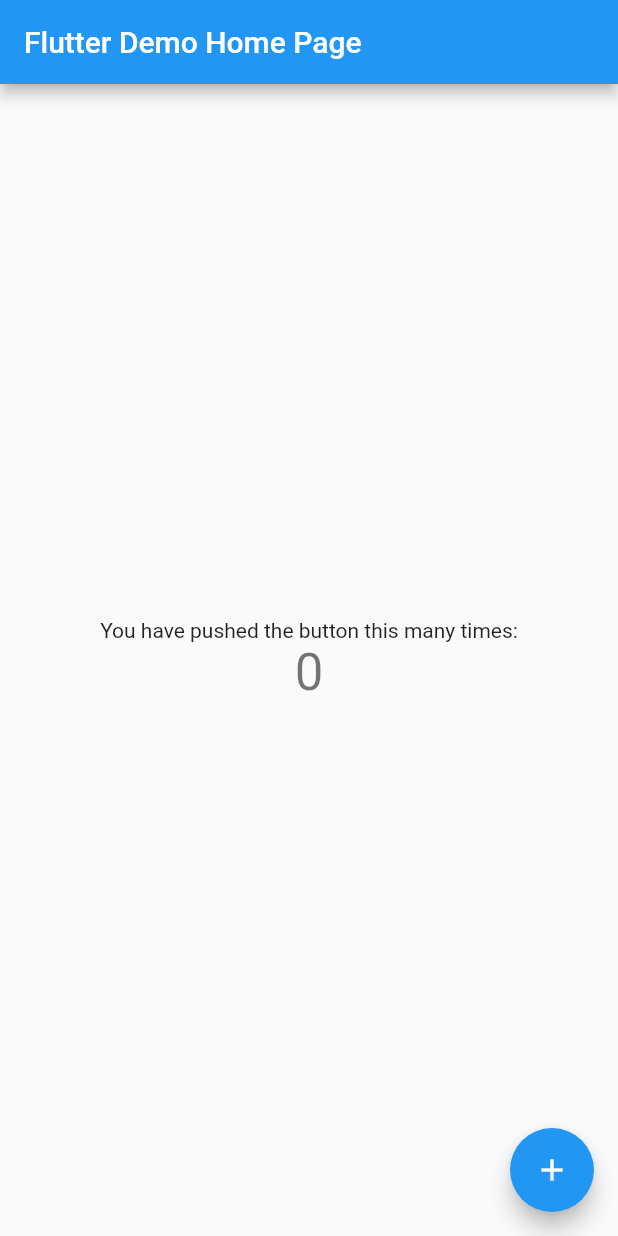
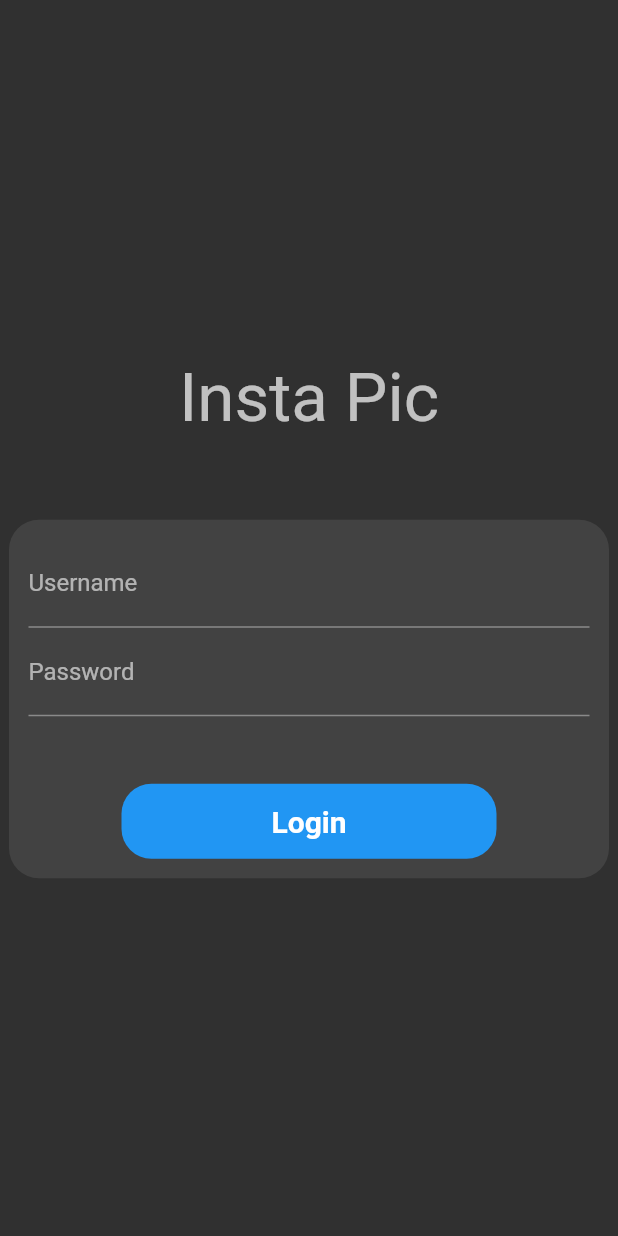
Before and after one commit to cmj0121/InstaPic, a Flutter app: the screen it shows after launch, on a phone screen of 412 x 824 dp. Run offline on Flutter 3.47's test engine with Material 2 defaults, Android fonts, the phone set to English and light mode, and no system bars.

Commit message:
[Frontend] first page - login
	create the login page

		- default: darktheme
		- logiin page with username/password

```diff
--- a/frontend/lib/main.dart
+++ b/frontend/lib/main.dart
@@ -1,113 +1,89 @@
 import 'package:flutter/material.dart';
 
-void main() {
-  runApp(MyApp());
-}
+void main() => runApp( InstaPicApp() );
 
-class MyApp extends StatelessWidget {
-  // This widget is the root of your application.
+// the main widget of the InstaPic
+class InstaPicApp extends StatelessWidget {
   @override
   Widget build(BuildContext context) {
     return MaterialApp(
-      title: 'Flutter Demo',
-      theme: ThemeData(
-        // This is the theme of your application.
-        //
-        // Try running your application with "flutter run". You'll see the
-        // application has a blue toolbar. Then, without quitting the app, try
-        // changing the primarySwatch below to Colors.green and then invoke
-        // "hot reload" (press "r" in the console where you ran "flutter run",
-        // or simply save your changes to "hot reload" in a Flutter IDE).
-        // Notice that the counter didn't reset back to zero; the application
-        // is not restarted.
-        primarySwatch: Colors.blue,
-      ),
-      home: MyHomePage(title: 'Flutter Demo Home Page'),
+      title: 'InstaPic',
+      theme: ThemeData.dark(),
+      home: InstaPic(),
     );
   }
 }
 
-class MyHomePage extends StatefulWidget {
-  MyHomePage({Key? key, required this.title}) : super(key: key);
-
-  // This widget is the home page of your application. It is stateful, meaning
-  // that it has a State object (defined below) that contains fields that affect
-  // how it looks.
-
-  // This class is the configuration for the state. It holds the values (in this
-  // case the title) provided by the parent (in this case the App widget) and
-  // used by the build method of the State. Fields in a Widget subclass are
-  // always marked "final".
-
-  final String title;
-
+class InstaPic extends StatefulWidget {
   @override
-  _MyHomePageState createState() => _MyHomePageState();
+  _InstaPicState createState() => _InstaPicState();
 }
 
-class _MyHomePageState extends State<MyHomePage> {
-  int _counter = 0;
-
-  void _incrementCounter() {
-    setState(() {
-      // This call to setState tells the Flutter framework that something has
-      // changed in this State, which causes it to rerun the build method below
-      // so that the display can reflect the updated values. If we changed
-      // _counter without calling setState(), then the build method would not be
-      // called again, and so nothing would appear to happen.
-      _counter++;
-    });
-  }
-
+class _InstaPicState extends State<InstaPic> {
   @override
   Widget build(BuildContext context) {
-    // This method is rerun every time setState is called, for instance as done
-    // by the _incrementCounter method above.
-    //
-    // The Flutter framework has been optimized to make rerunning build methods
-    // fast, so that you can just rebuild anything that needs updating rather
-    // than having to individually change instances of widgets.
     return Scaffold(
-      appBar: AppBar(
-        // Here we take the value from the MyHomePage object that was created by
-        // the App.build method, and use it to set our appbar title.
-        title: Text(widget.title),
-      ),
       body: Center(
-        // Center is a layout widget. It takes a single child and positions it
-        // in the middle of the parent.
+        child: Container(
+          width: 400,
+          height: 600,
           child: Column(
-          // Column is also a layout widget. It takes a list of children and
-          // arranges them vertically. By default, it sizes itself to fit its
-          // children horizontally, and tries to be as tall as its parent.
-          //
-          // Invoke "debug painting" (press "p" in the console, choose the
-          // "Toggle Debug Paint" action from the Flutter Inspector in Android
-          // Studio, or the "Toggle Debug Paint" command in Visual Studio Code)
-          // to see the wireframe for each widget.
-          //
-          // Column has various properties to control how it sizes itself and
-          // how it positions its children. Here we use mainAxisAlignment to
-          // center the children vertically; the main axis here is the vertical
-          // axis because Columns are vertical (the cross axis would be
-          // horizontal).
+            crossAxisAlignment: CrossAxisAlignment.center,
             mainAxisAlignment: MainAxisAlignment.center,
             children: <Widget>[
               Text(
-              'You have pushed the button this many times:',
+                'Insta Pic',
+                style: Theme.of(context).textTheme.headline3,
               ),
-            Text(
-              '$_counter',
-              style: Theme.of(context).textTheme.headline4,
+              SizedBox(height: 55.0),
+              Container(
+                padding: const EdgeInsets.all(13.0),
+                decoration: BoxDecoration(
+                  color: Colors.grey[800],
+                  borderRadius: BorderRadius.circular(20),
+                ),
+                child: Column(
+                  children: <Widget>[
+                    TextField(
+                      decoration: InputDecoration(
+                        labelText: 'Username',
+                        hintText: 'Carol',
+                      ),
+                    ),
+                    TextField(
+                      obscureText: true,
+                      decoration: InputDecoration(
+                        labelText: 'Password',
+                      ),
+                    ),
+                    SizedBox(height: 45.0),
+                    Container(
+                      height: 50,
+                      width: 250,
+                      decoration: BoxDecoration(
+                        color: Colors.blue,
+                        borderRadius: BorderRadius.circular(20),
+                      ),
+                      child: FlatButton(
+                        child: Text(
+                          'Login',
+                          style: Theme.of(context).textTheme.headline6?.copyWith(
+                            color: Colors.white,
+                            fontWeight: FontWeight.bold,
+                          ),
+                        ),
+                        onPressed: () {},
+                      ),
+                    ),
+                  ],
+                )
               ),
             ],
           ),
         ),
-      floatingActionButton: FloatingActionButton(
-        onPressed: _incrementCounter,
-        tooltip: 'Increment',
-        child: Icon(Icons.add),
-      ), // This trailing comma makes auto-formatting nicer for build methods.
+      ),
     );
   }
 }
+
+// vim: set ts=2 sw=2 expandtab:
```
Lines whose indentation alone changed are shown as unchanged.
